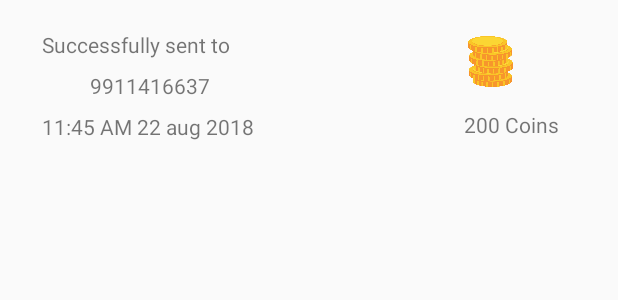
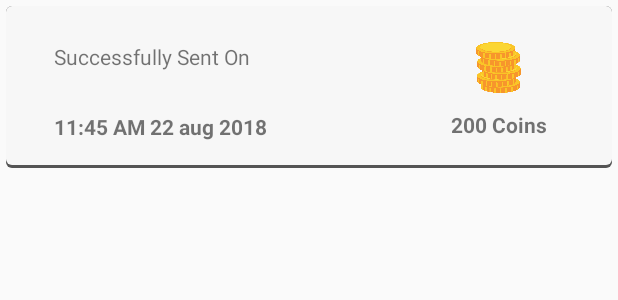
Before and after one commit to imashwani/RestApiProject, an Android app: the layout coin_transaction_single_item.xml on its own in the app's theme, with its tools: preview values and no code run, on a phone screen of 412 x 824 dp. Shown: the top 300 px of the screen. Run offline under Robolectric (Android 15) with nearby library versions, the phone set to English and light mode, and no system bars.

Commit message:
Transaction History showing placeholder data

```diff
--- a/app/src/main/AndroidManifest.xml
+++ b/app/src/main/AndroidManifest.xml
@@ -52,7 +52,9 @@
                 <category android:name="android.intent.category.LAUNCHER" />
             </intent-filter>
         </activity>
-        <activity android:name=".TransactionHistoryActivity" />
+        <activity
+            android:name=".TransactionHistoryActivity"
+            android:parentActivityName=".MemberActivity" />
         <activity
             android:name=".EnterPinActivity"
             android:windowSoftInputMode="adjustResize" />
--- a/app/src/main/java/com/example/ashwani/rewardcoins/EnterPinActivity.java
+++ b/app/src/main/java/com/example/ashwani/rewardcoins/EnterPinActivity.java
@@ -106,7 +106,7 @@ public class EnterPinActivity extends AppCompatActivity {
 
             @Override
             public void onTextChanged(CharSequence s, int start, int before, int count) {
-                if (s.length() == 5) {
+                if (s.length() == 4) {
                     submitBt.setVisibility(View.VISIBLE);
                 } else {
                     submitBt.setVisibility(View.INVISIBLE);
--- a/app/src/main/java/com/example/ashwani/rewardcoins/RecyclerView/CoinTransactionAdapter.java
+++ b/app/src/main/java/com/example/ashwani/rewardcoins/RecyclerView/CoinTransactionAdapter.java
@@ -36,14 +36,14 @@ public class CoinTransactionAdapter extends RecyclerView.Adapter<CoinTransaction
         //set data to each of textViews
         holder.timeTxn.setText(transactionList.get(position).getTime());
         holder.receiverPhonenoTxn.setText(transactionList.get(position).getReceiverPhoneNo());
-        holder.noOfCoinsTxn.setText(transactionList.get(position).getNumberOfCoins());
+        holder.noOfCoinsTxn.setText(String.valueOf(transactionList.get(position).getNumberOfCoins()));
         holder.receiverPhonenoTxn.setText(transactionList.get(position).getReceiverPhoneNo());
 
     }
 
     @Override
     public int getItemCount() {
-        return 0;
+        return transactionList.size();
     }
 
     public class CoinTransactionViewHolder extends RecyclerView.ViewHolder {
--- a/app/src/main/res/layout/coin_transaction_single_item.xml
+++ b/app/src/main/res/layout/coin_transaction_single_item.xml
@@ -2,6 +2,9 @@
 <android.support.constraint.ConstraintLayout xmlns:android="http://schemas.android.com/apk/res/android"
     xmlns:app="http://schemas.android.com/apk/res-auto"
     android:layout_width="match_parent"
+    android:layout_margin="4dp"
+    android:background="@drawable/rounder_corner_bg"
+    android:padding="4dp"
     android:layout_height="wrap_content">
 
     <LinearLayout
@@ -23,22 +26,21 @@
             android:layout_width="wrap_content"
             android:layout_height="wrap_content"
             android:padding="4dp"
-            android:text="Successfully sent to" />
+            android:text="Successfully Sent On" />
 
         <TextView
             android:id="@+id/receiver_phone_no_tv_txn"
             android:layout_width="wrap_content"
             android:layout_height="wrap_content"
-            android:layout_gravity="center"
-            android:padding="4dp"
-            android:text="9911416637" />
+            android:layout_gravity="center" />
 
         <TextView
             android:id="@+id/time_tv_txn"
             android:layout_width="wrap_content"
             android:layout_height="wrap_content"
             android:padding="4dp"
-            android:text="11:45 AM 22 aug 2018 " />
+            android:text="11:45 AM 22 aug 2018 "
+            android:textStyle="bold" />
     </LinearLayout>
 
     <LinearLayout
@@ -56,7 +58,7 @@
         <ImageView
             android:layout_width="42dp"
             android:layout_height="42dp"
-            android:layout_margin="4dp"
+            android:layout_gravity="center"
             android:padding="4dp"
             android:src="@drawable/coin_img" />
 
@@ -64,9 +66,11 @@
             android:id="@+id/no_of_coins_txn"
             android:layout_width="wrap_content"
             android:layout_height="wrap_content"
+            android:layout_gravity="center"
             android:layout_margin="3dp"
             android:padding="4dp"
-            android:text="200 Coins" />
+            android:text="200 Coins"
+            android:textStyle="bold" />
     </LinearLayout>
 
 </android.support.constraint.ConstraintLayout>
```
Also changed, not shown: app/src/main/java/com/example/ashwani/rewardcoins/TransactionHistoryActivity.java (+25 -11 lines).
